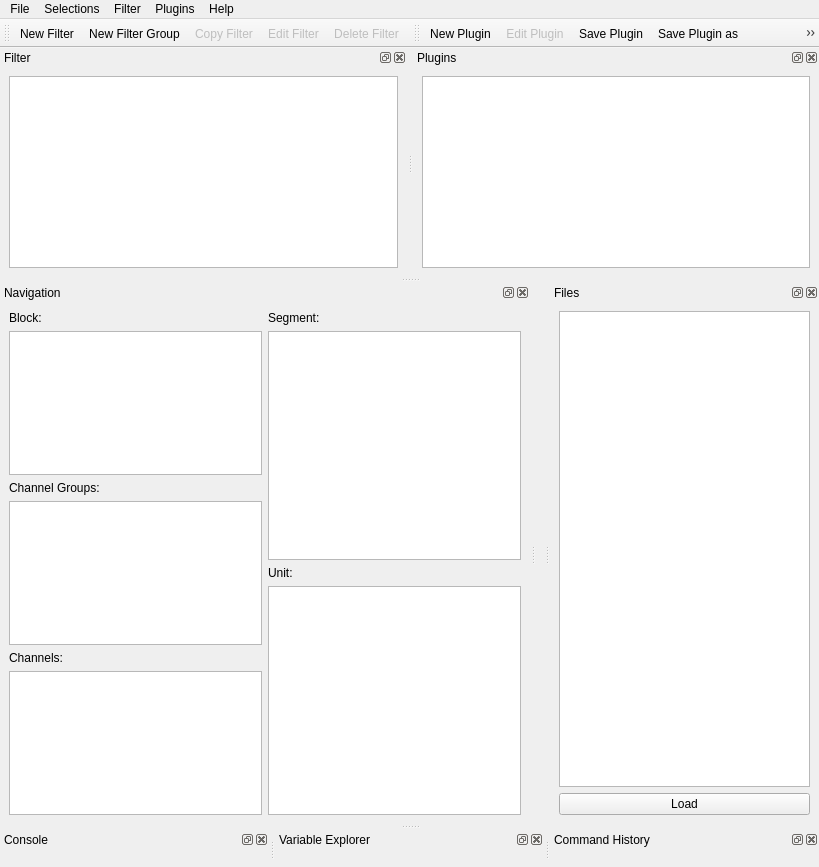
This is spykeviewer/ui/main.ui in rproepp/spykeviewer as Qt 5 draws it before an edit. The edited form follows.
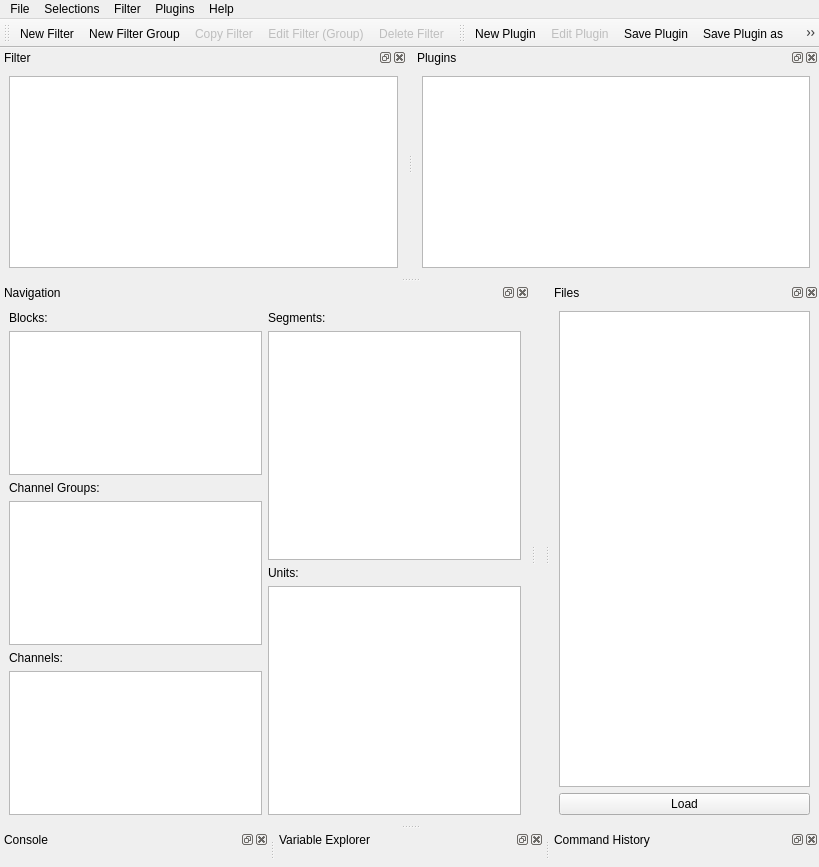
This is the edited form. Icons and pictures are not drawn.

Diff of the .ui file:
```diff
--- a/spykeviewer/ui/main.ui
+++ b/spykeviewer/ui/main.ui
@@ -244,7 +244,7 @@
        <item>
         <widget class="QLabel" name="label_34">
          <property name="text">
-          <string>Block:</string>
+          <string>Blocks:</string>
          </property>
         </widget>
        </item>
@@ -290,7 +290,7 @@
        <item>
         <widget class="QLabel" name="label_35">
          <property name="text">
-          <string>Segment:</string>
+          <string>Segments:</string>
          </property>
         </widget>
        </item>
@@ -304,7 +304,7 @@
        <item>
         <widget class="QLabel" name="label_38">
          <property name="text">
-          <string>Unit:</string>
+          <string>Units:</string>
          </property>
         </widget>
        </item>
@@ -586,7 +586,7 @@
      <normaloff>:/Filter/Edit Filter</normaloff>:/Filter/Edit Filter</iconset>
    </property>
    <property name="text">
-    <string>Edit Filter</string>
+    <string>Edit Filter (Group)</string>
    </property>
   </action>
   <action name="actionDeleteFilter">
```
Left out of the diff: 20 changed lines with no effect on the pictures.
